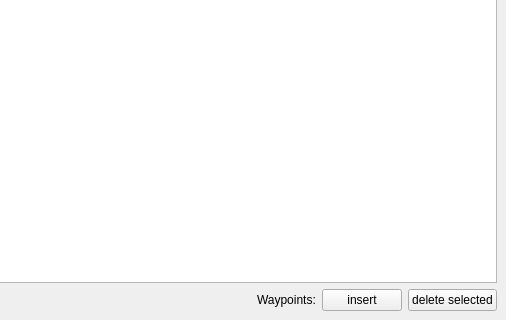
Above: msui/ui_tableview_window.ui from Open-MSS/MSS before the change; both pictures show x 748 to 1254 and y 152 to 472 of the 1254 by 472 pixel window. Below: the same form after it.
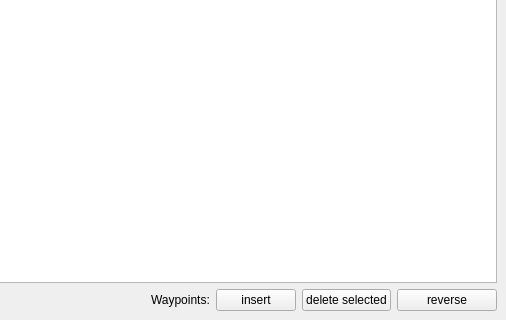
That is the form after the change.

Diff of the .ui file:
```diff
--- a/msui/ui_tableview_window.ui
+++ b/msui/ui_tableview_window.ui
@@ -108,6 +108,19 @@
         </property>
        </widget>
       </item>
+      <item>
+       <widget class="QPushButton" name="btInvertDirection">
+        <property name="minimumSize">
+         <size>
+          <width>100</width>
+          <height>0</height>
+         </size>
+        </property>
+        <property name="text">
+         <string>reverse</string>
+        </property>
+       </widget>
+      </item>
      </layout>
     </item>
    </layout>
```
